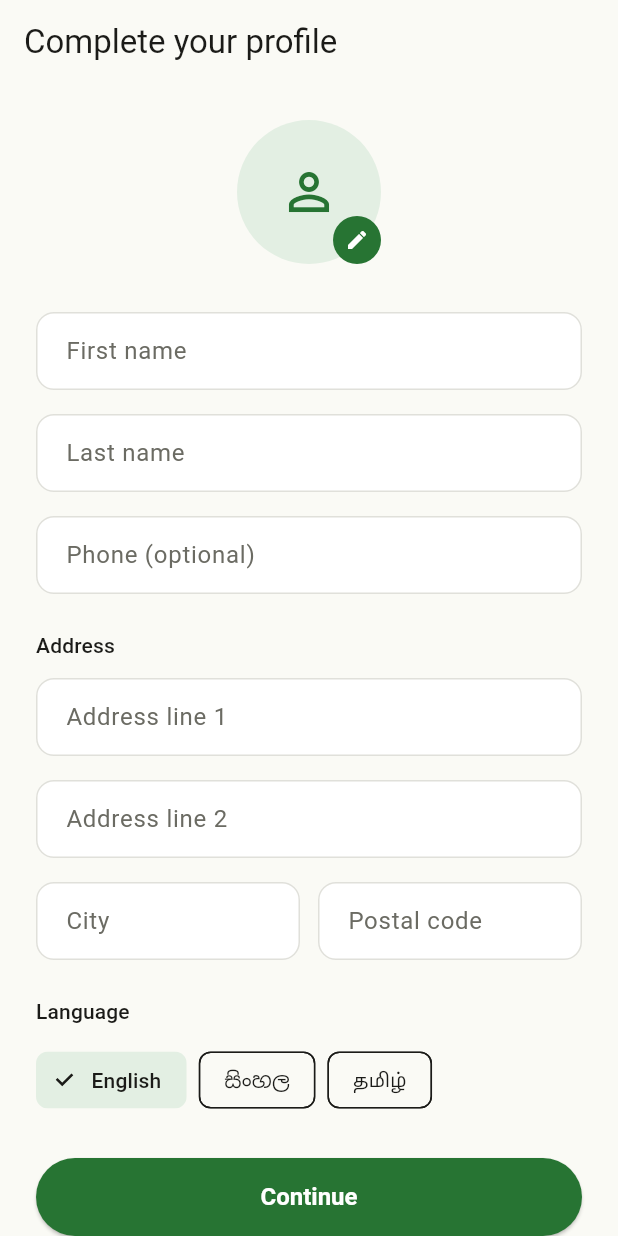
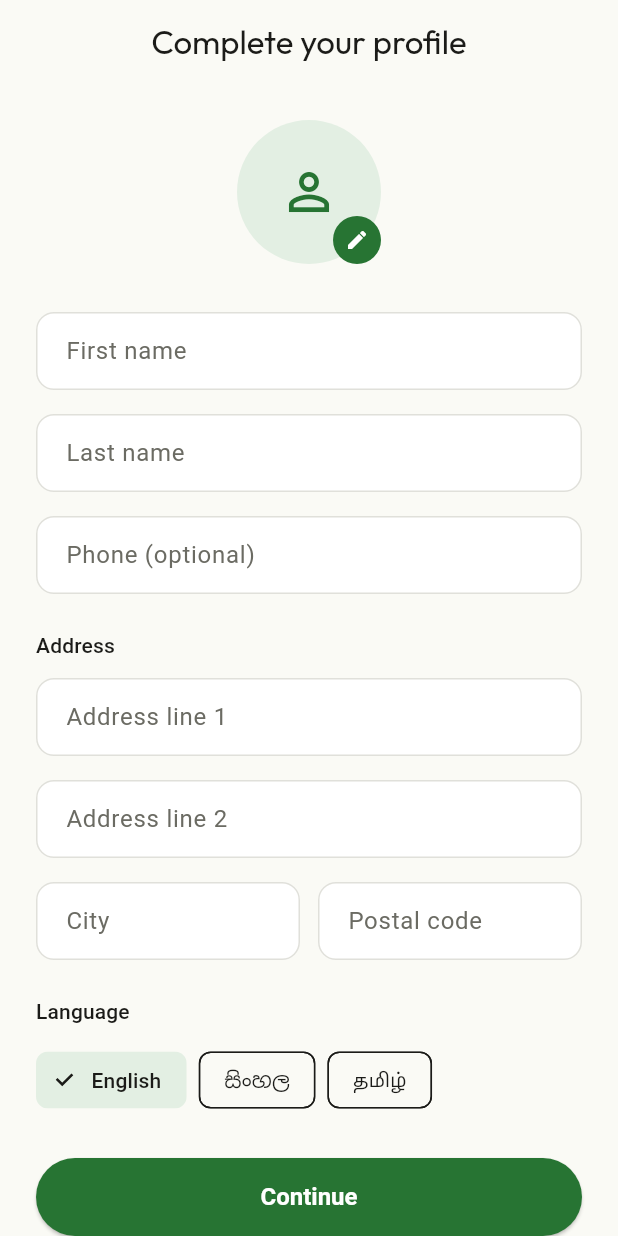
Before and after one commit to PoshFarmers/GreenYield, a Flutter app: the CompleteProfileScreen screen opened directly with empty values, on a phone screen of 412 x 824 dp. Run offline on Flutter 3.47's test engine with Material 3 defaults, Android fonts, the phone set to English and light mode, and no system bars; our stand-ins replace connectivity_plus, easy_localization, flutter_cache_manager, flutter_dotenv, flutter_map, flutter_riverpod and 8 more; missing offline and left inert: powersync; accounts and stored records are empty; statements that could not run were skipped.

Commit message:
feat: replace AppBar with AppSecondaryHeader in profile and location setup screens

```diff
--- a/lib/features/auth/presentation/complete_profile_screen.dart
+++ b/lib/features/auth/presentation/complete_profile_screen.dart
@@ -7,6 +7,7 @@ import 'package:image_picker/image_picker.dart';
 
 import '../../../core/auth/auth_providers.dart';
 import '../../../core/storage/avatar_service.dart';
+import '../../../core/widgets/app_secondary_header.dart';
 import '../../../core/widgets/app_text_field.dart';
 import '../../../models/profile.dart';
 
@@ -152,7 +153,10 @@ class _CompleteProfileScreenState extends ConsumerState<CompleteProfileScreen> {
     final theme = Theme.of(context);
 
     return Scaffold(
-      appBar: AppBar(title: Text('complete_profile'.tr())),
+      appBar: AppSecondaryHeader(
+        title: 'complete_profile'.tr(),
+        showBackButton: false,
+      ),
       body: SafeArea(
         child: Center(
           child: ConstrainedBox(
--- a/lib/features/auth/presentation/register_screen.dart
+++ b/lib/features/auth/presentation/register_screen.dart
@@ -4,6 +4,7 @@ import 'package:flutter_riverpod/flutter_riverpod.dart';
 import 'package:supabase_flutter/supabase_flutter.dart';
 
 import '../../../core/auth/auth_providers.dart';
+import '../../../core/widgets/app_secondary_header.dart';
 import '../../../core/widgets/app_text_field.dart';
 import '../../../core/widgets/google_glyph.dart';
 
@@ -95,7 +96,7 @@ class _RegisterScreenState extends ConsumerState<RegisterScreen> {
     });
 
     return Scaffold(
-      appBar: AppBar(title: Text('register'.tr())),
+      appBar: AppSecondaryHeader(title: 'register'.tr()),
       body: SafeArea(
         child: Center(
           child: ConstrainedBox(
```
Also changed, not shown: lib/features/auth/presentation/location_setup_screen.dart (+2 -9 lines).
